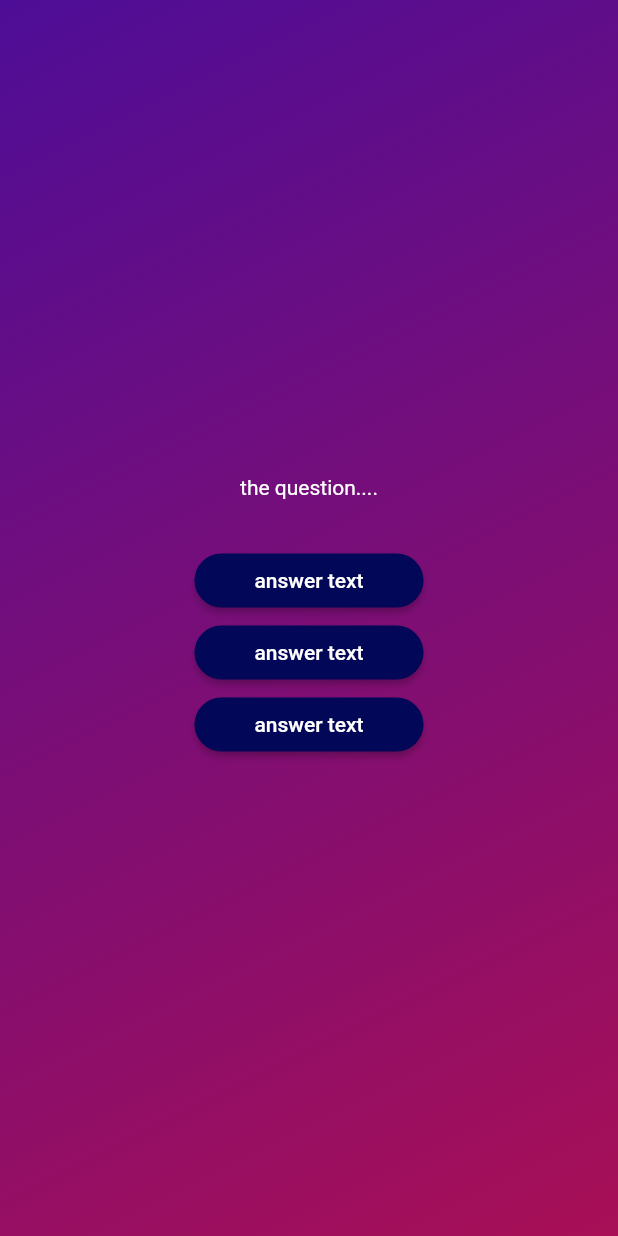
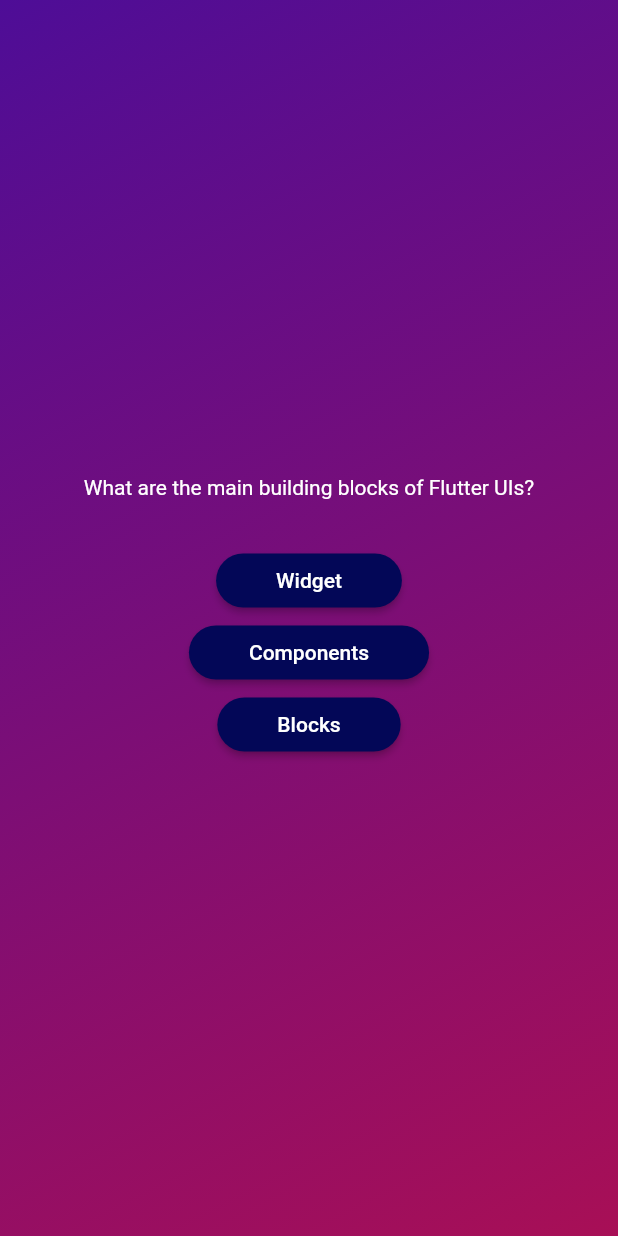
Before and after one commit to Pheak02/Basic_Flutter_Concepts, a Flutter app: the screen it shows after launch, after a tap on "Start Quiz", on a phone screen of 412 x 824 dp. Run offline on Flutter 3.47's test engine with Material 2 defaults, Android fonts, the phone set to English and light mode, and no system bars.

Commit message:
Accessing List Elements & Object Properties from data model to question screen

```diff
--- a/flutter_concepts/lib/models/quiz_questions.dart
+++ b/flutter_concepts/lib/models/quiz_questions.dart
@@ -1,5 +1,8 @@
 class QuizQuestion{
-  const QuizQuestion(this.text, this.answers);
+  const QuizQuestion(this.text, this.answers); //define data model in questions.dart
+  /*in question, there're QuizQuestion
+  by defining its model -> help to easier to access its data model*/
+
   final String text;
   final List<String> answers;
 }
--- a/flutter_concepts/lib/question_screen.dart
+++ b/flutter_concepts/lib/question_screen.dart
@@ -2,6 +2,7 @@
 import 'package:flutter/material.dart';
 
 import 'package:flutter_concepts/answer_button.dart';
+import 'package:flutter_concepts/data/questions.dart';
 
 class QuestionScreen extends StatefulWidget {
   const QuestionScreen({super.key});
@@ -14,23 +15,31 @@ class QuestionScreen extends StatefulWidget {
 class _QuestionScreenState extends State<QuestionScreen> {
   @override
   Widget build(context) {
+    final currentQuestion = questions[0];
     return SizedBox(
       width: double.infinity,
       child: Column(
         mainAxisAlignment: MainAxisAlignment.center,
         children: [
-          const Text(
-            'the question....',
-            style: TextStyle(
+          Text(
+            currentQuestion.text,
+            style: const TextStyle(
               color: Colors.white,
             ),
           ),
           const SizedBox(height: 30),
-          AnswerButton(answerText: 'answer text', onTap: (){}),
-          AnswerButton(answerText: 'answer text', onTap: (){}),
-          AnswerButton(answerText: 'answer text', onTap: (){}),
-
-
+          AnswerButton(
+            answerText: currentQuestion.answers[0],
+            onTap: () {},
+          ),
+          AnswerButton(
+            answerText: currentQuestion.answers[1],
+            onTap: () {},
+          ),
+          AnswerButton(
+            answerText: currentQuestion.answers[2],
+            onTap: () {},
+          ),
         ],
       ),
     );
```
